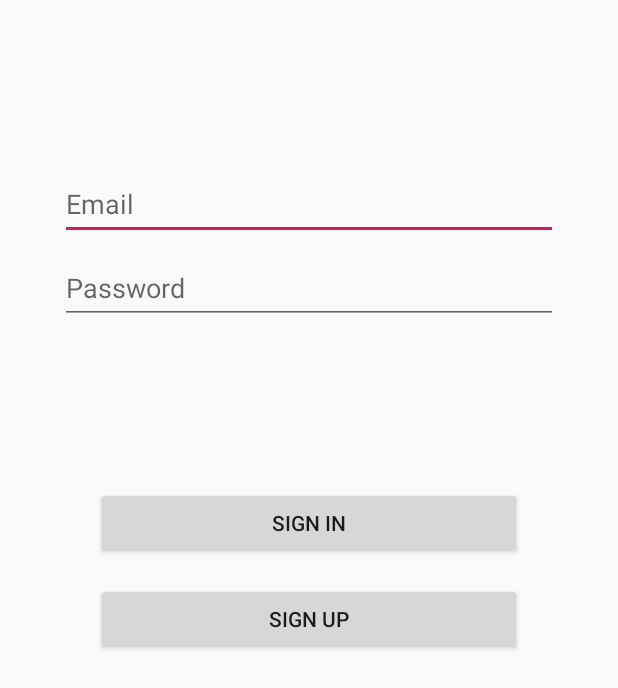
After one commit to ajaysinghthakur/ShoeStore, an Android app: the layout fragment_login.xml on its own in the app's theme, with its tools: preview values and no code run, on a phone screen of 412 x 824 dp. The commit adds this screen. Shown: the top 688 px of the screen. Run offline under Robolectric (Android 15) with nearby library versions, the phone set to English and light mode, and no system bars.

Commit message:
Login and Navigation flow to welcome

```diff
--- /dev/null
+++ b/app/src/main/res/layout/fragment_login.xml
@@ -0,0 +1,86 @@
+<?xml version="1.0" encoding="utf-8"?>
+<layout xmlns:android="http://schemas.android.com/apk/res/android"
+    xmlns:tools="http://schemas.android.com/tools"
+    xmlns:app="http://schemas.android.com/apk/res-auto"
+    tools:context=".ui.login.LoginFragment">
+
+    <!-- Constraint Layout because I prefer to have the items place set in place but still adjust with the size of the screen -->
+
+    <androidx.constraintlayout.widget.ConstraintLayout
+        android:id="@+id/container"
+        android:layout_width="match_parent"
+        android:layout_height="match_parent"
+        android:paddingLeft="@dimen/fragment_horizontal_margin"
+        android:paddingTop="@dimen/fragment_vertical_margin"
+        android:paddingRight="@dimen/fragment_horizontal_margin"
+        android:paddingBottom="@dimen/fragment_vertical_margin">
+
+        <EditText
+            android:id="@+id/username"
+            android:layout_width="0dp"
+            android:layout_height="wrap_content"
+            android:layout_marginStart="24dp"
+            android:layout_marginTop="96dp"
+            android:layout_marginEnd="24dp"
+            android:autofillHints=""
+            android:hint="@string/prompt_email"
+            android:inputType="textEmailAddress"
+            android:minHeight="48dp"
+            android:selectAllOnFocus="true"
+            app:layout_constraintEnd_toEndOf="parent"
+            app:layout_constraintStart_toStartOf="parent"
+            app:layout_constraintTop_toTopOf="parent" />
+
+        <EditText
+            android:id="@+id/password"
+            android:layout_width="0dp"
+            android:layout_height="wrap_content"
+            android:layout_marginStart="24dp"
+            android:layout_marginTop="8dp"
+            android:layout_marginEnd="24dp"
+            android:hint="@string/prompt_password"
+            android:imeActionLabel="@string/action_sign_in_short"
+            android:imeOptions="actionDone"
+            android:inputType="textPassword"
+            android:selectAllOnFocus="true"
+            android:minHeight="48dp"
+            app:layout_constraintEnd_toEndOf="parent"
+            app:layout_constraintStart_toStartOf="parent"
+            app:layout_constraintTop_toBottomOf="@+id/username"
+            android:autofillHints="" />
+
+        <Button
+            android:id="@+id/login"
+            android:layout_width="0dp"
+            android:layout_height="wrap_content"
+            android:layout_gravity="start"
+            android:layout_marginStart="48dp"
+            android:layout_marginTop="16dp"
+            android:layout_marginEnd="48dp"
+            android:layout_marginBottom="64dp"
+            android:text="@string/action_sign_in"
+            app:layout_constraintBottom_toBottomOf="parent"
+            app:layout_constraintEnd_toEndOf="parent"
+            app:layout_constraintStart_toStartOf="parent"
+            app:layout_constraintTop_toBottomOf="@+id/password"
+            app:layout_constraintVertical_bias="0.2" />
+
+        <Button
+            android:id="@+id/signup"
+            android:layout_width="0dp"
+            android:layout_height="48dp"
+            android:layout_gravity="start"
+            android:layout_marginStart="48dp"
+            android:layout_marginTop="16dp"
+            android:layout_marginEnd="48dp"
+            android:layout_marginBottom="64dp"
+            android:text="@string/action_register"
+            app:layout_constraintBottom_toBottomOf="parent"
+            app:layout_constraintEnd_toEndOf="parent"
+            app:layout_constraintStart_toStartOf="parent"
+            app:layout_constraintTop_toBottomOf="@+id/login"
+            app:layout_constraintVertical_bias="0.0" />
+
+    </androidx.constraintlayout.widget.ConstraintLayout>
+
+</layout>
--- /dev/null
+++ b/app/src/main/res/values/dimens.xml
@@ -0,0 +1,6 @@
+<?xml version="1.0" encoding="utf-8"?>
+<resources>
+
+    <dimen name="fragment_horizontal_margin">16dp</dimen>
+    <dimen name="fragment_vertical_margin">16dp</dimen>
+</resources>
```
Also changed, not shown: app/build.gradle (+7 -0 lines), app/src/main/java/com/udacity/shoestore/MainActivity.kt (+18 -0 lines), app/src/main/java/com/udacity/shoestore/ui/login/LoginFragment.kt (added, +55 -0 lines), app/src/main/java/com/udacity/shoestore/ui/onboarding/InstructionFragment.kt (added, +36 -0 lines), app/src/main/java/com/udacity/shoestore/ui/onboarding/WelcomeFragment.kt (added, +35 -0 lines), app/src/main/res/layout/activity_main.xml (+7 -4 lines), app/src/main/res/layout/fragment_instruction.xml (added, +14 -0 lines), app/src/main/res/layout/fragment_welcome.xml (added, +14 -0 lines), app/src/main/res/navigation/navigation.xml (added, +31 -0 lines), app/src/main/res/values/strings.xml (+38 -0 lines).
